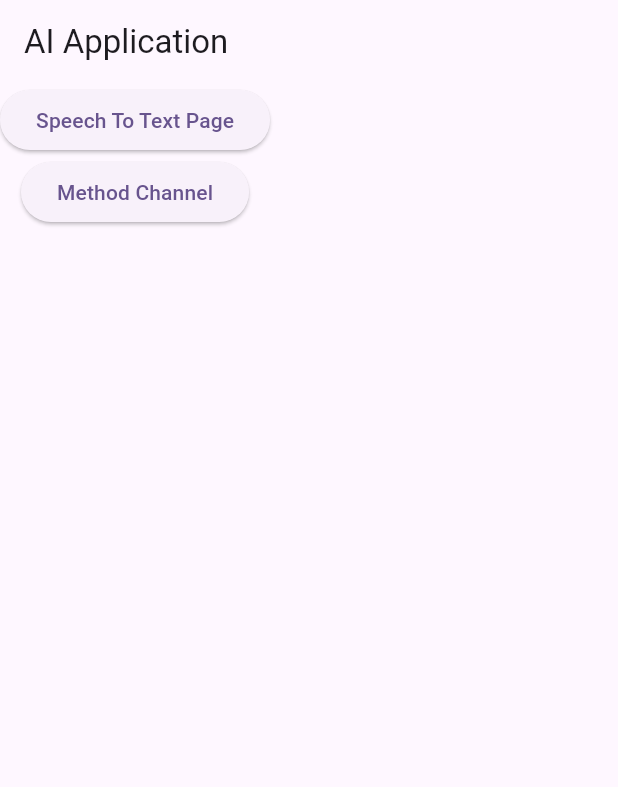
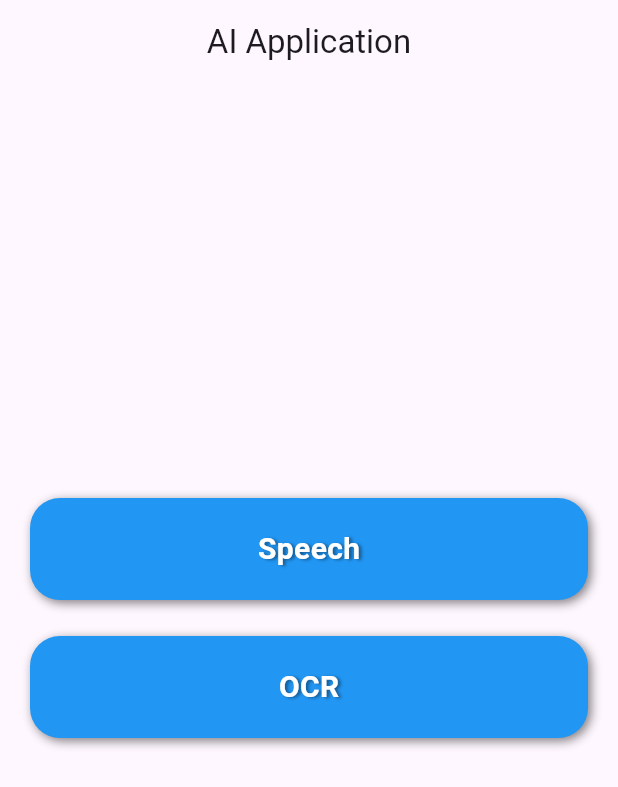
Before and after one commit to riyan-dcosta/ai_application_dct, a Flutter app: the screen it shows after launch, on a phone screen of 412 x 824 dp. Shown: the top 787 px of the screen. Run offline on Flutter 3.47's test engine with Material 2 defaults, Android fonts, the phone set to English and light mode, and no system bars; our stand-ins replace auto_route, flutter_riverpod, riverpod_annotation, speech_to_text; generated files the repository leaves out were written again.

Commit message:
menu page

```diff
--- a/lib/core/routes/auto_router_object.dart
+++ b/lib/core/routes/auto_router_object.dart
@@ -1,16 +1,12 @@
-import 'package:ai_application_dct/features/home_page/presentation/views/home_page.dart';
+import 'package:ai_application_dct/features/nav_decider_pages/presentation/views/home_page.dart';
 import 'package:ai_application_dct/features/method_channel/presentation/pages/method_channel_home.dart';
+import 'package:ai_application_dct/features/nav_decider_pages/presentation/views/stt_tts_tab_page.dart';
 import 'package:ai_application_dct/features/speech_to_text/presentation/pages/stt_locale_decider_screen.dart';
 import 'package:ai_application_dct/features/speech_to_text/presentation/views/speech_to_text_page.dart';
+import 'package:ai_application_dct/features/text_to_speech_page/presentation/views/text_to_speech_page.dart';
 import 'package:auto_route/auto_route.dart';
 
 part 'auto_router_object.gr.dart';
-
-// class AutoRouterSingleton {
-//   static final routeConfig = AppRouter();
-//
-//   AutoRouterSingleton._();
-// }
 
 @AutoRouterConfig()
 class AppRouter extends _$AppRouter {
@@ -20,5 +16,6 @@
         AutoRoute(page: SpeechToTextRoute.page),
         AutoRoute(page: MethodChannelHomeRoute.page),
         AutoRoute(page: STTLocaleDeciderRoute.page),
+        AutoRoute(page: SttTtsTabRoute.page),
       ];
 }
--- a/lib/features/home_page/presentation/views/home_page.dart
+++ /dev/null
@@ -1,38 +0,0 @@
-import 'package:ai_application_dct/core/routes/auto_router_object.dart';
-import 'package:auto_route/auto_route.dart';
-import 'package:flutter/material.dart';
-
-@RoutePage()
-class HomePage extends StatelessWidget {
-  const HomePage({super.key});
-
-  @override
-  Widget build(BuildContext context) {
-    return SafeArea(
-      child: Scaffold(
-        appBar: AppBar(
-          title: const Text('AI Application'),
-        ),
-        body: Column(
-          children: [
-            ElevatedButton(
-                onPressed: () {
-                  context.router.push(const STTLocaleDeciderRoute());
-                },
-                child: const Text("Speech To Text Page")),
-            ElevatedButton(
-                onPressed: () {
-                  context.router.push(MethodChannelHomeRoute());
-                },
-                child: Text('Method Channel'))
-            // ElevatedButton(
-            //     onPressed: () {
-            //       context.router.push(const SpeechToTextRoute());
-            //     },
-            //     child: const Text("Speech To Text Page")),
-          ],
-        ),
-      ),
-    );
-  }
-}
--- /dev/null
+++ b/lib/features/nav_decider_pages/presentation/views/home_page.dart
@@ -0,0 +1,35 @@
+import 'package:ai_application_dct/core/routes/auto_router_object.dart';
+import 'package:ai_application_dct/features/nav_decider_pages/presentation/widgets/custom_button.dart';
+import 'package:auto_route/auto_route.dart';
+import 'package:flutter/material.dart';
+
+@RoutePage()
+class HomePage extends StatelessWidget {
+  const HomePage({super.key});
+
+  @override
+  Widget build(BuildContext context) {
+    return Scaffold(
+      extendBodyBehindAppBar: true,
+      appBar: AppBar(
+        title: const Text('AI Application'),
+        centerTitle: true,
+      ),
+      body: const Center(
+        child: Column(
+          mainAxisAlignment: MainAxisAlignment.center,
+          children: [
+            CustomButton(
+              label: 'Speech',
+              routeName: SttTtsTabRoute(),
+            ),
+            CustomButton(
+              label: 'OCR',
+              routeName: STTLocaleDeciderRoute(),
+            ),
+          ],
+        ),
+      ),
+    );
+  }
+}
--- /dev/null
+++ b/lib/features/nav_decider_pages/presentation/widgets/custom_button.dart
@@ -0,0 +1,49 @@
+import 'package:auto_route/auto_route.dart';
+import 'package:flutter/material.dart';
+
+class CustomButton extends StatelessWidget {
+  final String label;
+  final PageRouteInfo routeName;
+
+  const CustomButton({required this.label, required this.routeName, super.key});
+
+  @override
+  Widget build(BuildContext context) {
+    return InkWell(
+      onTap: () => context.router.push(routeName),
+      child: Container(
+        margin: EdgeInsets.symmetric(horizontal: 20, vertical: 12),
+        padding: EdgeInsets.all(16),
+        constraints: BoxConstraints(maxWidth: 400),
+        height: 68,
+        decoration: BoxDecoration(
+          color: Colors.blue,
+          borderRadius: BorderRadius.circular(20),
+          boxShadow: [
+            BoxShadow(
+              color: Colors.black.withOpacity(0.5),
+              blurRadius: 5,
+              offset: Offset(2, 2),
+            )
+          ],
+        ),
+        child: Center(
+          child: Text(
+            label,
+            style: TextStyle(
+                fontWeight: FontWeight.w700,
+                fontSize: 20,
+                color: Colors.white,
+                shadows: [
+                  Shadow(
+                    color: Colors.black.withOpacity(0.4),
+                    offset: Offset(2, 1),
+                    blurRadius: 2,
+                  )
+                ]),
+          ),
+        ),
+      ),
+    );
+  }
+}
--- a/lib/features/speech_to_text/presentation/pages/stt_locale_decider_screen.dart
+++ b/lib/features/speech_to_text/presentation/pages/stt_locale_decider_screen.dart
@@ -12,7 +12,6 @@
   @override
   Widget build(BuildContext context) {
     return Scaffold(
-      appBar: AppBar(),
       body: Center(
         child: Column(
           mainAxisAlignment: MainAxisAlignment.center,
```
Also changed, not shown: lib/features/nav_decider_pages/presentation/views/stt_tts_tab_page.dart (added, +60 -0 lines), lib/features/text_to_speech_page/presentation/views/text_to_speech_page.dart (+8 -4 lines), lib/core/routes/auto_router_object.gr.dart.
